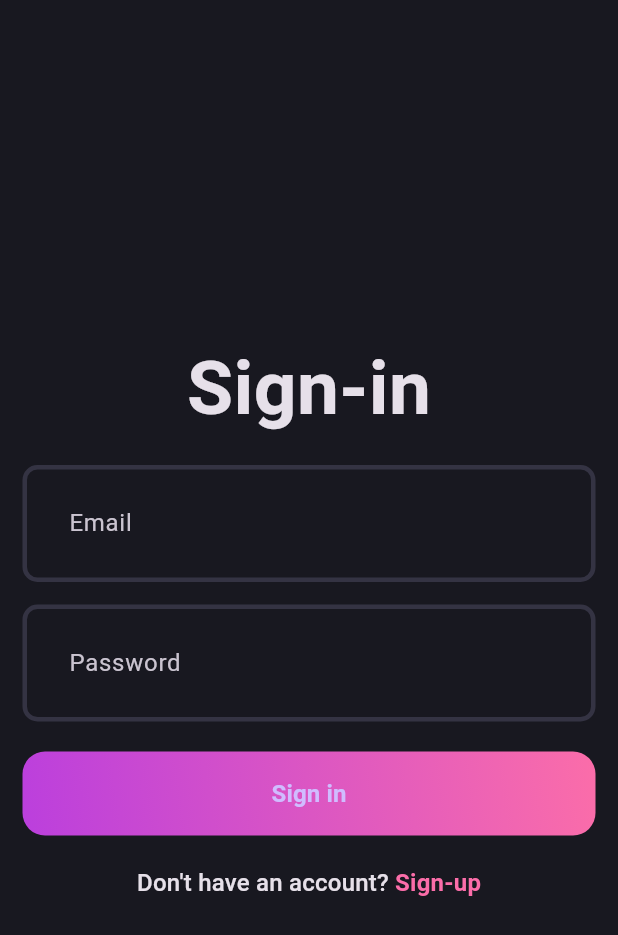
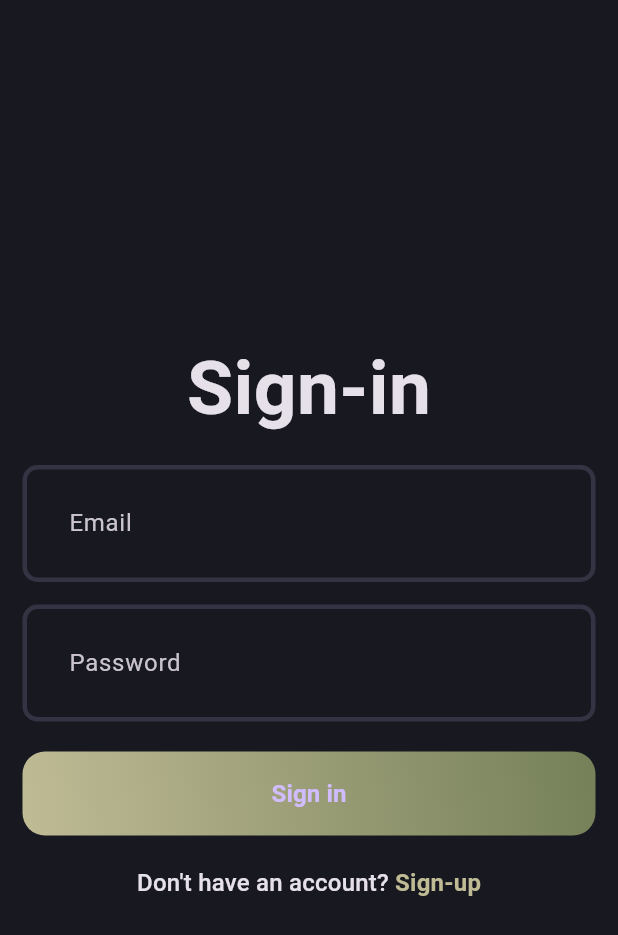
Before and after one commit to Aswani007/blog_app, a Flutter app: the screen it shows after launch, on a phone screen of 412 x 824 dp. Shown: the top 935 px of the screen. Run offline on Flutter 3.47's test engine with Material 3 defaults, Android fonts, the phone set to English and light mode, and no system bars; our stand-ins replace cached_network_image, dotted_border, equatable, flutter_bloc, fpdart, get_it and 5 more; accounts and stored records are empty; statements that could not run were skipped.

Commit message:
blog_app_ color changes

```diff
--- a/lib/feature/auth/presentation/pages/login_page.dart
+++ b/lib/feature/auth/presentation/pages/login_page.dart
@@ -98,7 +98,7 @@ class _LoginPageState extends State<LoginPage> {
                                   .textTheme
                                   .titleMedium
                                   ?.copyWith(
-                                    color: AppPallete.gradient2,
+                                    color: AppPallete.mediumGreen,
                                     fontWeight: FontWeight.bold,
                                   ),
                             )
--- a/lib/feature/auth/presentation/pages/signup_page.dart
+++ b/lib/feature/auth/presentation/pages/signup_page.dart
@@ -103,7 +103,7 @@ class _SignUpPageState extends State<SignUpPage> {
                                     .textTheme
                                     .titleMedium
                                     ?.copyWith(
-                                      color: AppPallete.gradient2,
+                                      color: AppPallete.mediumGreen,
                                       fontWeight: FontWeight.bold,
                                     ),
                               )
--- a/lib/feature/auth/presentation/widgets/auth_grad_button.dart
+++ b/lib/feature/auth/presentation/widgets/auth_grad_button.dart
@@ -15,8 +15,8 @@ class AuthButton extends StatelessWidget {
             begin: Alignment.bottomLeft,
             end: Alignment.topRight,
             colors: [
-              AppPallete.gradient1,
-              AppPallete.gradient2,
+              AppPallete.mediumGreen,
+              AppPallete.darkGreen,
             ],
           ),
           borderRadius: BorderRadius.circular(15)),
```
Also changed, not shown: 1 other file.
